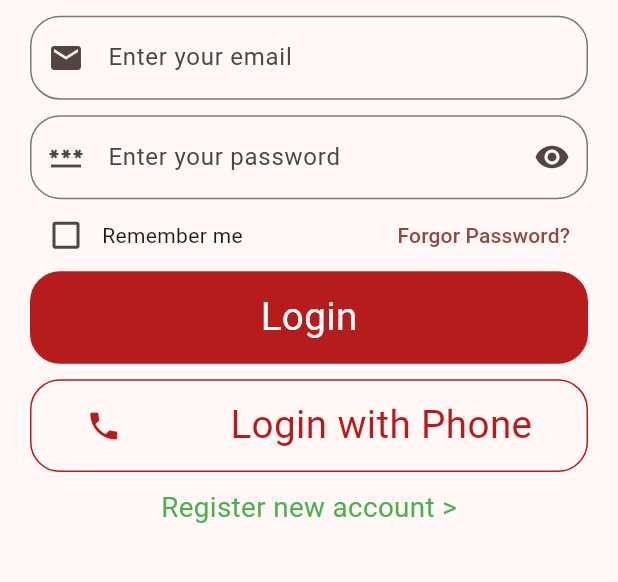
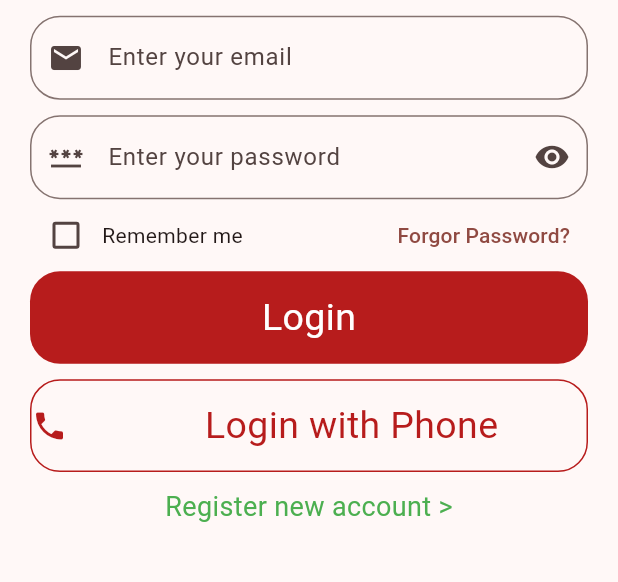
Before and after one commit to ant6000/Blood-Heroes, a Flutter app: the RegistrationPage screen opened by its route, after a tap on "A+", after a tap on the "arrow drop up" icon, after a tap on "Already have an account?", on a phone screen of 412 x 824 dp, the part 485-1067 px from its top. Run offline on Flutter 3.47's test engine with Material 2 defaults, Android fonts, the phone set to English and light mode, and no system bars; our stand-ins replace cloud_firestore, firebase_auth, firebase_core, flutter_screenutil, get; accounts and stored records are empty; network calls fail.

Commit message:
firebase login and registration  added

```diff
--- a/lib/authenticaiton_feature/controller/auth_controller.dart
+++ b/lib/authenticaiton_feature/controller/auth_controller.dart
@@ -1,24 +1,16 @@
-import 'package:firebase_auth/firebase_auth.dart';
+import 'package:blood_fighters/authenticaiton_feature/remote%20repository/auth_repo.dart';
 import 'package:get/get.dart';
 
 class AuthController extends GetxController {
-  final FirebaseAuth _auth = FirebaseAuth.instance;
 
-  Rx<User?> user = Rx<User?>(null);
-  RxBool isLoading = false.obs; // Add a loading indicator
+  RxBool isLoading = false.obs;
   RxBool passwordShow = true.obs;
   RxBool isChecked = false.obs;
 
-  @override
-  void onInit() {
-    user.bindStream(_auth.authStateChanges());
-    super.onInit();
-  }
-
-  Future<void> signInWithEmail(String email, String password) async {
+  Future<void> login(String email, String password) async {
     try {
-      isLoading(true); // Set loading to true while authenticating
-      await _auth.signInWithEmailAndPassword(email: email, password: password);
+      isLoading(true);
+      await AuthRepo.signIn(email, password);
       Get.offNamed('/homePage'); // Navigate on successful login
     } catch (e) {
       Get.snackbar(
@@ -30,4 +22,9 @@ class AuthController extends GetxController {
       isLoading(false); // Set loading back to false
     }
   }
+
+  void registration(String email, String password, String name, String phone,
+      String address, String bloodGroup) async {
+    AuthRepo.signUp(email, password, name, phone, address, bloodGroup);
+  }
 }
--- a/lib/authenticaiton_feature/view/screens/login_page.dart
+++ b/lib/authenticaiton_feature/view/screens/login_page.dart
@@ -91,7 +91,7 @@ class LoginPage extends StatelessWidget {
             //SizedBox(height: 10.h),
             GestureDetector(
               onTap: () {
-                authController.signInWithEmail(
+                authController.login(
                   emailController.text,
                   passwordController.text,
                 );
@@ -110,7 +110,7 @@ class LoginPage extends StatelessWidget {
                                 AlwaysStoppedAnimation<Color>(Colors.blue))
                         : Text('Login',
                             style: TextStyle(
-                                fontSize: 25.sp, color: Colors.white)),
+                                fontSize: 25, color: Colors.white)),
                   ),
                 ),
               ),
@@ -127,15 +127,16 @@ class LoginPage extends StatelessWidget {
                     border: Border.all(width: 1, color: Colors.red.shade900),
                     borderRadius: BorderRadius.circular(20)),
                 child: Row(
-                  mainAxisAlignment: MainAxisAlignment.spaceAround,
+                  mainAxisAlignment: MainAxisAlignment.start,
                   children: [
                     Icon(
                       Icons.phone,
                       color: Colors.red.shade900,
                     ),
+                    SizedBox(width: 80.w,),
                     Text('Login with Phone',
                         style: TextStyle(
-                            fontSize: 25.sp, color: Colors.red.shade900)),
+                            fontSize: 25, color: Colors.red.shade900)),
                   ],
                 ),
               ),
@@ -147,7 +148,7 @@ class LoginPage extends StatelessWidget {
                   Get.offNamed('/registraiton');
                 },
                 child: Text('Register new account >',
-                    style: TextStyle(fontSize: 18.sp, color: Colors.green)),
+                    style: TextStyle(fontSize: 18, color: Colors.green)),
               ),
             ),
           ],
--- a/lib/authenticaiton_feature/view/screens/registration_page.dart
+++ b/lib/authenticaiton_feature/view/screens/registration_page.dart
@@ -11,6 +11,7 @@ class RegistrationPage extends StatelessWidget {
   final locationController = TextEditingController();
   final emailController = TextEditingController();
   final passwordController = TextEditingController();
+  final bloodGroupController = TextEditingController();
   final authController = Get.put(AuthController());
 
   @override
@@ -58,7 +59,6 @@ class RegistrationPage extends StatelessWidget {
             SizedBox(height: 10.h),
             TextField(
               controller: emailController,
-              obscureText: true,
               keyboardType: TextInputType.emailAddress,
               decoration: InputDecoration(
                   prefixIcon: const Icon(Icons.email),
@@ -67,7 +67,18 @@ class RegistrationPage extends StatelessWidget {
                       borderRadius: BorderRadius.circular(20))),
             ),
             SizedBox(height: 10.h),
-            Obx(() {
+            TextField(
+              controller: phoneController,
+              keyboardType: TextInputType.phone,
+              decoration: InputDecoration(
+                  prefixIcon: const Icon(Icons.phone),
+                  label: const Text('Enter your Phone Number'),
+                  border: OutlineInputBorder(
+                      borderRadius: BorderRadius.circular(20))),
+            ),
+            SizedBox(height: 10.h),
+            Obx(
+              () {
                 return TextField(
                   controller: passwordController,
                   obscureText: authController.passwordShow.value,
@@ -89,6 +100,7 @@ class RegistrationPage extends StatelessWidget {
             ),
             SizedBox(height: 10.h),
             DropdownMenu(
+              controller: bloodGroupController,
               width: 320.w,
               leadingIcon: const Icon(Icons.water_drop),
               label: const Text('Select your blood group'),
@@ -117,7 +129,10 @@ class RegistrationPage extends StatelessWidget {
                       onPressed: () {
                         Get.offNamed('/login');
                       },
-                      child: const Text('Already have an account?',style: TextStyle(color: Colors.green),)),
+                      child: const Text(
+                        'Already have an account?',
+                        style: TextStyle(color: Colors.green),
+                      )),
                 ),
                 Expanded(
                   flex: 1, // You can adjust the flex values as needed
@@ -143,9 +158,13 @@ class RegistrationPage extends StatelessWidget {
             //SizedBox(height: 10.h),
             GestureDetector(
               onTap: () {
-                authController.signInWithEmail(
+                authController.registration(
                   emailController.text,
                   passwordController.text,
+                  nameController.text,
+                  phoneController.text,
+                  locationController.text,
+                  bloodGroupController.text
                 );
               },
               child: Obx(
--- a/lib/home_page.dart
+++ b/lib/home_page.dart
@@ -5,6 +5,10 @@ class HomePage extends StatelessWidget {
 
   @override
   Widget build(BuildContext context) {
-    return const Placeholder();
+    return  Scaffold(
+      appBar: AppBar(
+        title: const Text('Blood Fighters'),
+      ),
+    );
   }
 }
```
Also changed, not shown: lib/authenticaiton_feature/model/user_model.dart (+25 -2 lines), lib/authenticaiton_feature/remote repository/auth_repo.dart (added, +44 -0 lines).
